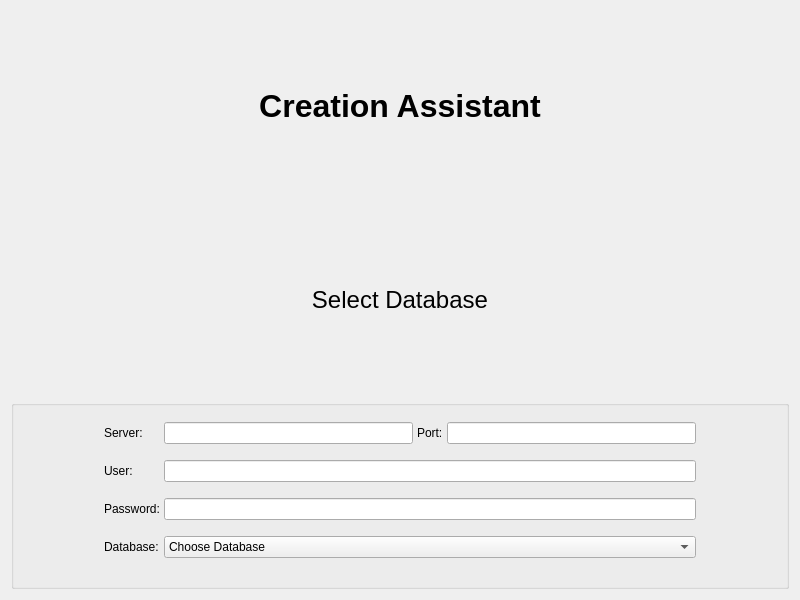
This is src/components/database-assistant/databaseassistant.ui in RapidWebForge/RapidWebForgeApp as Qt 5 draws it before an edit. The edited form follows.
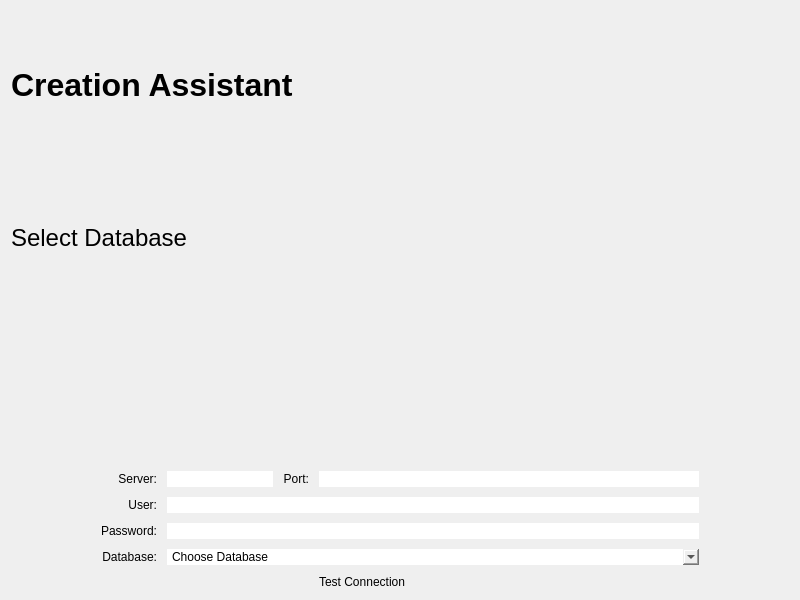
This is the edited form. Icons and pictures are not drawn.

Commit message: feat(ui): add custom styles and layout adjustments

```diff
--- a/src/components/database-assistant/databaseassistant.ui
+++ b/src/components/database-assistant/databaseassistant.ui
@@ -22,11 +22,14 @@
        <bold>true</bold>
       </font>
      </property>
+     <property name="layoutDirection">
+      <enum>Qt::LayoutDirection::LeftToRight</enum>
+     </property>
      <property name="text">
       <string>Creation Assistant</string>
      </property>
      <property name="alignment">
-      <set>Qt::AlignmentFlag::AlignCenter</set>
+      <set>Qt::AlignmentFlag::AlignLeading|Qt::AlignmentFlag::AlignLeft|Qt::AlignmentFlag::AlignVCenter</set>
      </property>
     </widget>
    </item>
@@ -35,79 +38,92 @@
      <property name="font">
       <font>
        <pointsize>18</pointsize>
-       <kerning>true</kerning>
       </font>
      </property>
      <property name="text">
       <string>Select Database</string>
      </property>
      <property name="alignment">
+      <set>Qt::AlignmentFlag::AlignLeading|Qt::AlignmentFlag::AlignLeft|Qt::AlignmentFlag::AlignVCenter</set>
+     </property>
+    </widget>
+   </item>
+   <item>
+    <widget class="QLabel" name="iconLabel">
+     <property name="pixmap">
+      <pixmap resource="../../resources/resources.qrc">:/images/MySQL.png</pixmap>
+     </property>
+     <property name="alignment">
       <set>Qt::AlignmentFlag::AlignCenter</set>
      </property>
     </widget>
    </item>
    <item>
     <widget class="QGroupBox" name="formGroupBox">
+     <property name="sizePolicy">
+      <sizepolicy hsizetype="Minimum" vsizetype="Fixed">
+       <horstretch>0</horstretch>
+       <verstretch>0</verstretch>
+      </sizepolicy>
+     </property>
+     <property name="font">
+      <font>
+       <bold>false</bold>
+       <stylestrategy>PreferDefault</stylestrategy>
+       <hintingpreference>PreferDefaultHinting</hintingpreference>
+      </font>
+     </property>
+     <property name="contextMenuPolicy">
+      <enum>Qt::ContextMenuPolicy::DefaultContextMenu</enum>
+     </property>
      <property name="layoutDirection">
       <enum>Qt::LayoutDirection::LeftToRight</enum>
      </property>
+     <property name="autoFillBackground">
+      <bool>false</bool>
+     </property>
+     <property name="styleSheet">
+      <string notr="true">border: none;</string>
+     </property>
      <property name="title">
       <string/>
      </property>
      <property name="alignment">
       <set>Qt::AlignmentFlag::AlignLeading|Qt::AlignmentFlag::AlignLeft|Qt::AlignmentFlag::AlignVCenter</set>
      </property>
+     <property name="flat">
+      <bool>false</bool>
+     </property>
      <layout class="QGridLayout" name="gridLayout">
+      <property name="sizeConstraint">
+       <enum>QLayout::SizeConstraint::SetDefaultConstraint</enum>
+      </property>
       <property name="leftMargin">
        <number>90</number>
       </property>
+      <property name="topMargin">
+       <number>0</number>
+      </property>
       <property name="rightMargin">
        <number>90</number>
       </property>
       <property name="bottomMargin">
-       <number>20</number>
+       <number>0</number>
       </property>
-      <property name="horizontalSpacing">
-       <number>4</number>
+      <property name="spacing">
+       <number>10</number>
       </property>
-      <property name="verticalSpacing">
-       <number>9</number>
-      </property>
-      <item row="0" column="0">
-       <widget class="QLabel" name="serverLabel">
-        <property name="text">
-         <string>Server:</string>
-        </property>
-       </widget>
-      </item>
-      <item row="0" column="1">
-       <widget class="QLineEdit" name="serverLineEdit"/>
-      </item>
-      <item row="0" column="2">
-       <widget class="QLabel" name="portLabel">
-        <property name="text">
-         <string>Port:</string>
-        </property>
-       </widget>
-      </item>
       <item row="0" column="3">
        <widget class="QLineEdit" name="portLineEdit"/>
       </item>
-      <item row="1" column="0">
-       <widget class="QLabel" name="userLabel">
-        <property name="text">
-         <string>User:</string>
-        </property>
-       </widget>
-      </item>
-      <item row="1" column="1" colspan="3">
-       <widget class="QLineEdit" name="userLineEdit"/>
-      </item>
       <item row="2" column="0">
        <widget class="QLabel" name="passwordLabel">
         <property name="text">
          <string>Password:</string>
         </property>
+        <property name="alignment">
+         <set>Qt::AlignmentFlag::AlignRight|Qt::AlignmentFlag::AlignTrailing|Qt::AlignmentFlag::AlignVCenter</set>
+        </property>
        </widget>
       </item>
       <item row="2" column="1" colspan="3">
@@ -117,13 +133,6 @@
         </property>
        </widget>
       </item>
-      <item row="3" column="0">
-       <widget class="QLabel" name="databaseLabel">
-        <property name="text">
-         <string>Database:</string>
-        </property>
-       </widget>
-      </item>
       <item row="3" column="1" colspan="3">
        <widget class="QComboBox" name="databaseComboBox">
         <item>
@@ -133,6 +142,81 @@
         </item>
        </widget>
       </item>
+      <item row="3" column="0">
+       <widget class="QLabel" name="databaseLabel">
+        <property name="text">
+         <string>Database:</string>
+        </property>
+        <property name="alignment">
+         <set>Qt::AlignmentFlag::AlignRight|Qt::AlignmentFlag::AlignTrailing|Qt::AlignmentFlag::AlignVCenter</set>
+        </property>
+       </widget>
+      </item>
+      <item row="1" column="0">
+       <widget class="QLabel" name="userLabel">
+        <property name="text">
+         <string>User:</string>
+        </property>
+        <property name="alignment">
+         <set>Qt::AlignmentFlag::AlignRight|Qt::AlignmentFlag::AlignTrailing|Qt::AlignmentFlag::AlignVCenter</set>
+        </property>
+       </widget>
+      </item>
+      <item row="0" column="1">
+       <widget class="QLineEdit" name="serverLineEdit">
+        <property name="sizePolicy">
+         <sizepolicy hsizetype="Preferred" vsizetype="Fixed">
+          <horstretch>0</horstretch>
+          <verstretch>0</verstretch>
+         </sizepolicy>
+        </property>
+       </widget>
+      </item>
+      <item row="0" column="0">
+       <widget class="QLabel" name="serverLabel">
+        <property name="layoutDirection">
+         <enum>Qt::LayoutDirection::LeftToRight</enum>
+        </property>
+        <property name="text">
+         <string>Server:</string>
+        </property>
+        <property name="alignment">
+         <set>Qt::AlignmentFlag::AlignRight|Qt::AlignmentFlag::AlignTrailing|Qt::AlignmentFlag::AlignVCenter</set>
+        </property>
+       </widget>
+      </item>
+      <item row="0" column="2">
+       <widget class="QLabel" name="portLabel">
+        <property name="text">
+         <string>Port:</string>
+        </property>
+        <property name="alignment">
+         <set>Qt::AlignmentFlag::AlignRight|Qt::AlignmentFlag::AlignTrailing|Qt::AlignmentFlag::AlignVCenter</set>
+        </property>
+       </widget>
+      </item>
+      <item row="1" column="1" colspan="3">
+       <widget class="QLineEdit" name="userLineEdit"/>
+      </item>
+      <item row="4" column="3">
+       <widget class="QPushButton" name="testConnectionButton">
+        <property name="sizePolicy">
+         <sizepolicy hsizetype="Fixed" vsizetype="Fixed">
+          <horstretch>0</horstretch>
+          <verstretch>0</verstretch>
+         </sizepolicy>
+        </property>
+        <property name="focusPolicy">
+         <enum>Qt::FocusPolicy::StrongFocus</enum>
+        </property>
+        <property name="layoutDirection">
+         <enum>Qt::LayoutDirection::LeftToRight</enum>
+        </property>
+        <property name="text">
+         <string>Test Connection</string>
+        </property>
+       </widget>
+      </item>
      </layout>
     </widget>
    </item>
```
Left out of the diff: 4 changed lines with no effect on the pictures. The commit also changes 25 other files.
